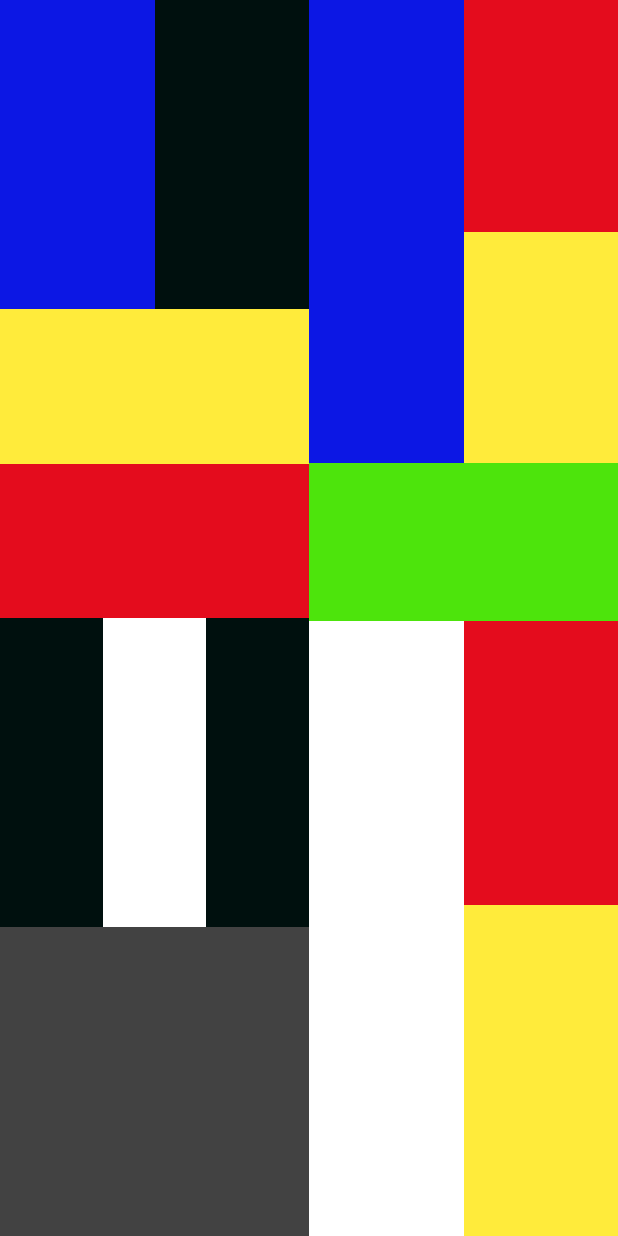
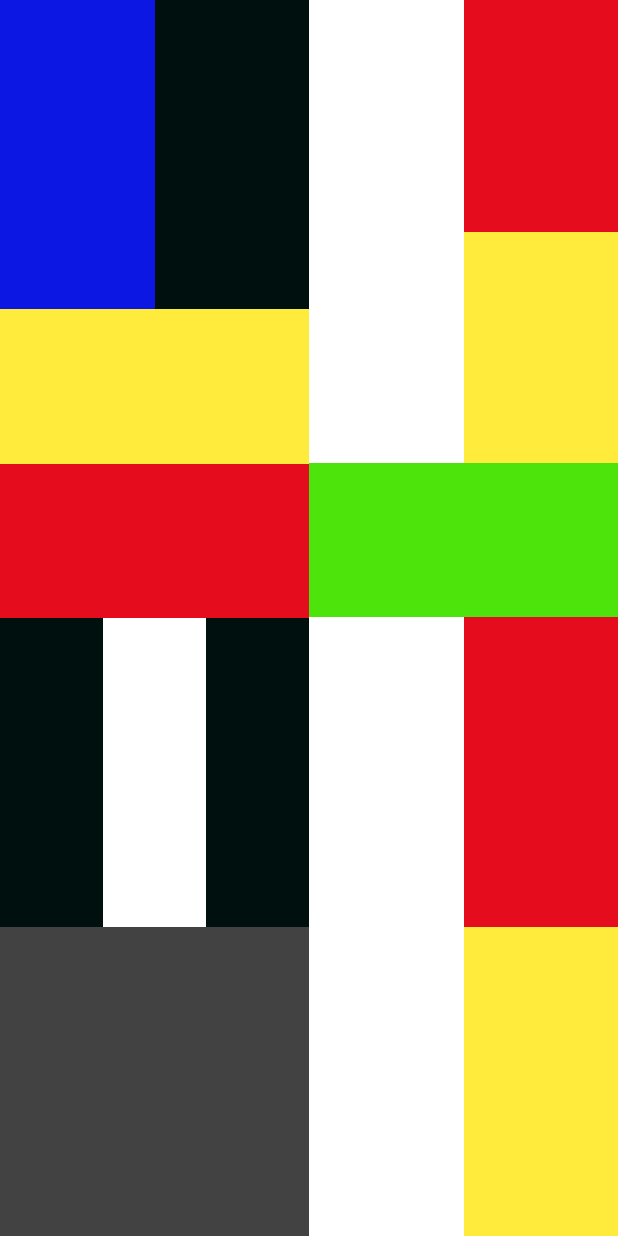
Before and after one commit to yesidsossa/certificacion, an Android app: the layout example_linear.xml on its own in the app's theme, with its tools: preview values and no code run, on a phone screen of 412 x 824 dp. Run offline under Robolectric (Android 15) with nearby library versions, the phone set to English and light mode, and no system bars.

Commit message:
lienear con colores

```diff
--- a/app/src/main/res/layout/example_linear.xml
+++ b/app/src/main/res/layout/example_linear.xml
@@ -101,10 +101,10 @@
                 android:layout_width="match_parent"
                 android:layout_height="wrap_content"
                 android:orientation="horizontal"
-                android:layout_weight="2.1">
+                android:layout_weight="3">
 
             <LinearLayout
-                    android:background="@color/colorBlue"
+                    android:background="@color/cardview_light_background"
                     android:layout_weight="1"
                     android:layout_width="match_parent"
                     android:layout_height="match_parent"/>
@@ -133,47 +133,18 @@
         </LinearLayout>
 
         <LinearLayout
-                android:background="@color/cardview_light_background"
+                android:background="@color/colorGreen"
                 android:layout_width="match_parent"
-                android:layout_height="wrap_content"
-                android:orientation="vertical"
-                android:layout_weight="1.5">
+                android:layout_weight="1"
+                android:layout_height="wrap_content"/>
 
-            <LinearLayout
-                    android:background="@color/colorGreen"
-                    android:layout_weight="1.1"
-                    android:layout_width="match_parent"
-                    android:layout_height="match_parent"/>
-            <LinearLayout
-                    android:background="@color/common_google_signin_btn_text_light_default"
-                    android:layout_weight="1"
-                    android:orientation="horizontal"
-                    android:layout_width="match_parent"
-                    android:layout_height="match_parent">
-
-                <LinearLayout
-                        android:background="@color/cardview_light_background"
-                        android:layout_weight="1"
-                        android:layout_width="match_parent"
-                        android:layout_height="match_parent"/>
-                <LinearLayout
-                        android:background="@color/colorRed"
-                        android:layout_weight="1"
-                        android:layout_width="match_parent"
-                        android:layout_height="match_parent"/>
-
-
-            </LinearLayout>
-
-
-        </LinearLayout>
 
         <LinearLayout
                 android:background="@color/common_google_signin_btn_text_light_default"
                 android:layout_width="match_parent"
                 android:layout_height="wrap_content"
                 android:orientation="horizontal"
-                android:layout_weight="2">
+                android:layout_weight="4">
 
             <LinearLayout
                     android:background="@color/cardview_light_background"
@@ -198,11 +169,7 @@
                             android:layout_weight="1"
                             android:layout_width="match_parent"
                             android:layout_height="match_parent"/>
-                    <LinearLayout
-                            android:background="@color/colorYellow"
-                            android:layout_weight="1"
-                            android:layout_width="match_parent"
-                            android:layout_height="match_parent"/>
+
 
 
                 </LinearLayout>
```
